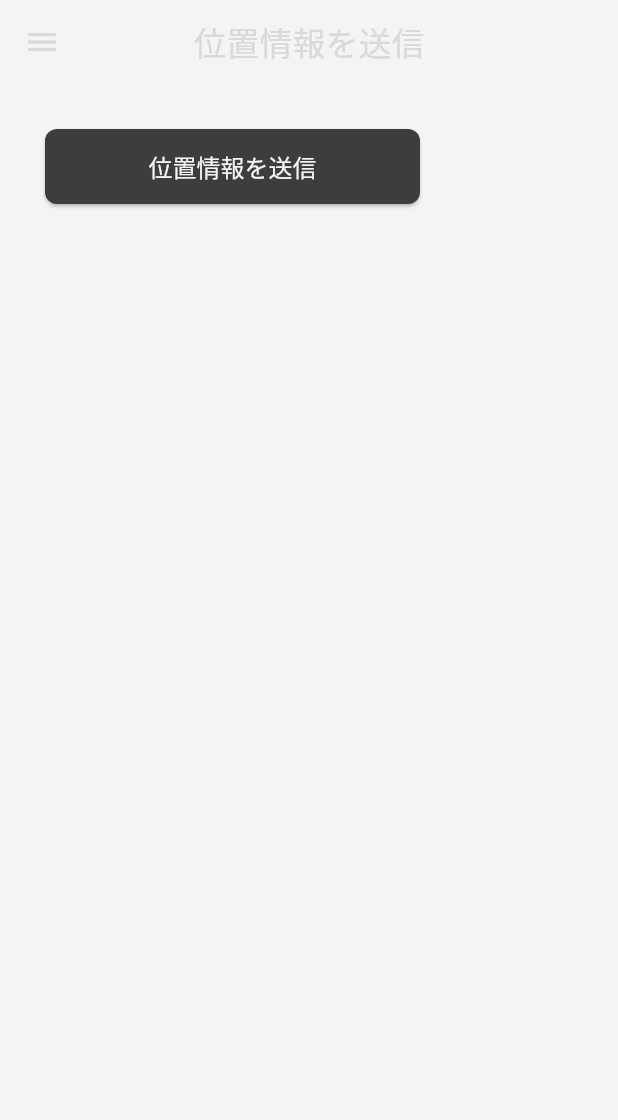
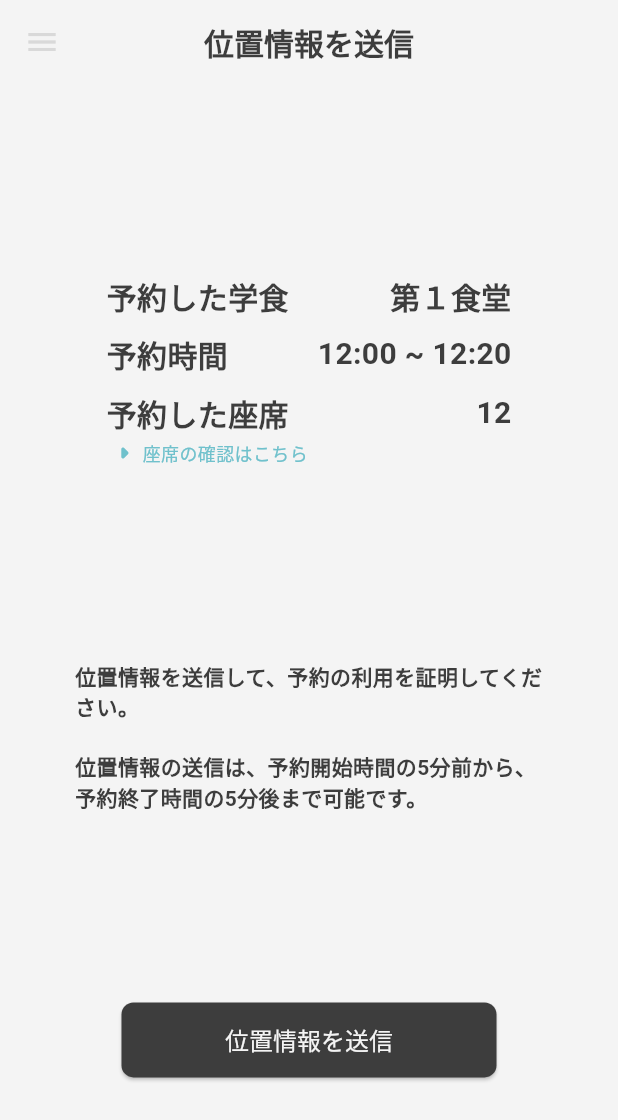
Before and after one commit to hiropoo/cafeteria_reserve, a Flutter app: the LocationSendPage screen opened directly, on a phone screen of 412 x 824 dp. Shown: the top 1120 px of the screen. Run offline on Flutter 3.47's test engine with Material 3 defaults, Android fonts, the phone set to English and light mode, and no system bars; our stand-ins replace flutter_hooks, freezed_annotation, hooks_riverpod, riverpod_annotation, shared_preferences; accounts and stored records are empty; generated files the repository leaves out were written again.

Commit message:
✨ 位置情報送信画面のUIを実装

```diff
--- /dev/null
+++ b/lib/src/components/location_page_tile.dart
@@ -0,0 +1,35 @@
+import 'package:flutter/material.dart';
+
+class LocationPageTile extends StatelessWidget {
+  final String header;
+  final String content;
+
+  const LocationPageTile({super.key, required this.header, required this.content});
+
+  @override
+  Widget build(BuildContext context) {
+    return Row(
+      mainAxisAlignment: MainAxisAlignment.spaceBetween,
+      children: [
+        Text(
+          header,
+          style: TextStyle(
+            fontSize: 20,
+            color: Theme.of(context).colorScheme.secondary,
+            fontWeight: FontWeight.bold,
+          ),
+        ),
+
+        // 座席番号を表示
+        Text(
+          content,
+          style: TextStyle(
+            fontSize: 20,
+            color: Theme.of(context).colorScheme.secondary,
+            fontWeight: FontWeight.bold,
+          ),
+        ),
+      ],
+    );
+  }
+}
--- a/lib/src/constant/strings.dart
+++ b/lib/src/constant/strings.dart
@@ -20,4 +20,8 @@ class Strings {
   static const studentIDSpace = "学籍番号にスペースは使用できません";
   static const confirmPasswordEmpty = "確認用パスワードを入力してください";
   static const passwordMatch = "パスワードが一致しません";
+
+  // 位置情報送信メッセージ
+  static const String locationDescription = '''位置情報を送信して、予約の利用を証明してください。\n\n位置情報の送信は、予約開始時間の5分前から、予約終了時間の5分後まで可能です。
+                ''';
 }
--- a/lib/src/features/location/pages/location_send_page.dart
+++ b/lib/src/features/location/pages/location_send_page.dart
@@ -1,7 +1,9 @@
 import 'package:flutter/material.dart';
+import 'package:sit_in_the_cafeteria/src/components/location_page_tile.dart';
 import 'package:sit_in_the_cafeteria/src/components/my_button.dart';
 import 'package:sit_in_the_cafeteria/src/components/my_drawer.dart';
-import 'package:sit_in_the_cafeteria/src/components/seat.dart';
+import 'package:sit_in_the_cafeteria/src/constant/strings.dart';
+import 'package:sit_in_the_cafeteria/src/features/location/pages/seat_page.dart';
 
 class LocationSendPage extends StatelessWidget {
   const LocationSendPage({super.key});
@@ -13,7 +15,11 @@ class LocationSendPage extends StatelessWidget {
         backgroundColor: Theme.of(context).colorScheme.surface,
         title: Text(
           "位置情報を送信",
-          style: Theme.of(context).textTheme.titleLarge,
+          style: TextStyle(
+            color: Theme.of(context).colorScheme.secondary,
+            fontSize: 20,
+            fontWeight: FontWeight.bold,
+          ),
         ),
         centerTitle: true,
         // ドロワーメニューを開くボタン
@@ -32,11 +38,74 @@ class LocationSendPage extends StatelessWidget {
 
       // 位置情報を送信する画面
       body: Padding(
-        padding: const EdgeInsets.all(30.0),
+        padding: const EdgeInsets.symmetric(horizontal: 50),
+        child: Center(
           child: Column(
             crossAxisAlignment: CrossAxisAlignment.center,
-          mainAxisSize: MainAxisSize.min,
+            mainAxisAlignment: MainAxisAlignment.spaceEvenly,
             children: [
+              Container(
+                padding: const EdgeInsets.all(20),
+                decoration: BoxDecoration(
+                  color: Theme.of(context).colorScheme.surface,
+                  border: Border.all(
+                    color: Theme.of(context).colorScheme.surface,
+                    width: 1,
+                  ),
+                  borderRadius: BorderRadius.circular(10),
+                ),
+                child: Column(
+                  children: [
+                    // 予約した学食
+                    const LocationPageTile(header: '予約した学食', content: '第１食堂'),
+
+                    const SizedBox(height: 10),
+
+                    // 予約時間
+                    const LocationPageTile(header: '予約時間', content: '12:00 ~ 12:20'),
+
+                    const SizedBox(height: 10),
+
+                    // 予約した座席
+                    const LocationPageTile(header: '予約した座席', content: '12'),
+
+                    // 座席を確認
+                    GestureDetector(
+                      onTap: () {
+                        // 座席確認画面に遷移
+                        Navigator.of(context).push(MaterialPageRoute(builder: (_) => const SeatPage()));
+                      },
+                      child: Row(
+                        children: [
+                          Icon(
+                            Icons.arrow_right_rounded,
+                            color: Theme.of(context).colorScheme.primary,
+                          ),
+                          Text(
+                            "座席の確認はこちら",
+                            style: TextStyle(
+                              fontSize: 12,
+                              color: Theme.of(context).colorScheme.primary,
+                            ),
+                          ),
+                        ],
+                      ),
+                    ),
+                  ],
+                ),
+              ),
+
+              // 説明
+              Text(
+                Strings.locationDescription,
+                style: TextStyle(
+                  fontSize: 14,
+                  color: Theme.of(context).colorScheme.secondary,
+                  fontWeight: FontWeight.bold,
+                ),
+              ),
+
+              // 位置情報を送信するボタン
               MyButton(
                 onPressed: () {},
                 child: const Text(
@@ -46,6 +115,7 @@ class LocationSendPage extends StatelessWidget {
             ],
           ),
         ),
+      ),
     );
   }
 }
```
Also changed, not shown: lib/src/features/location/pages/seat_page.dart (renamed from lib/src/components/seat.dart). Lines whose indentation alone changed are shown as unchanged.
